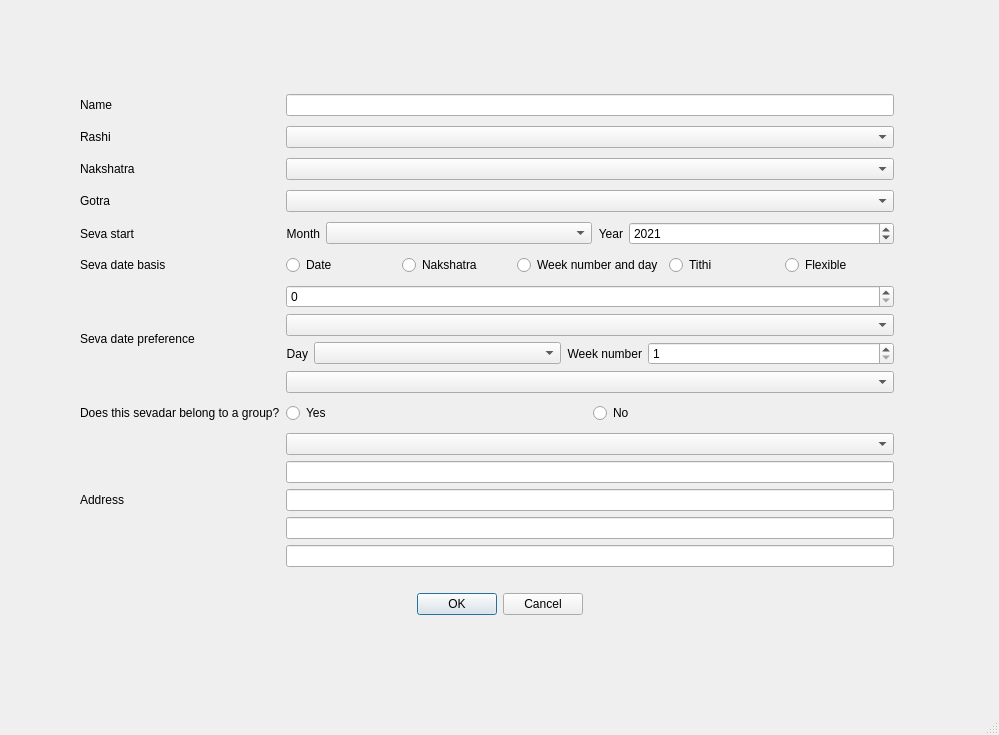
Qt form test.ui (akshayvnayak/Seva_manager) before a commit.
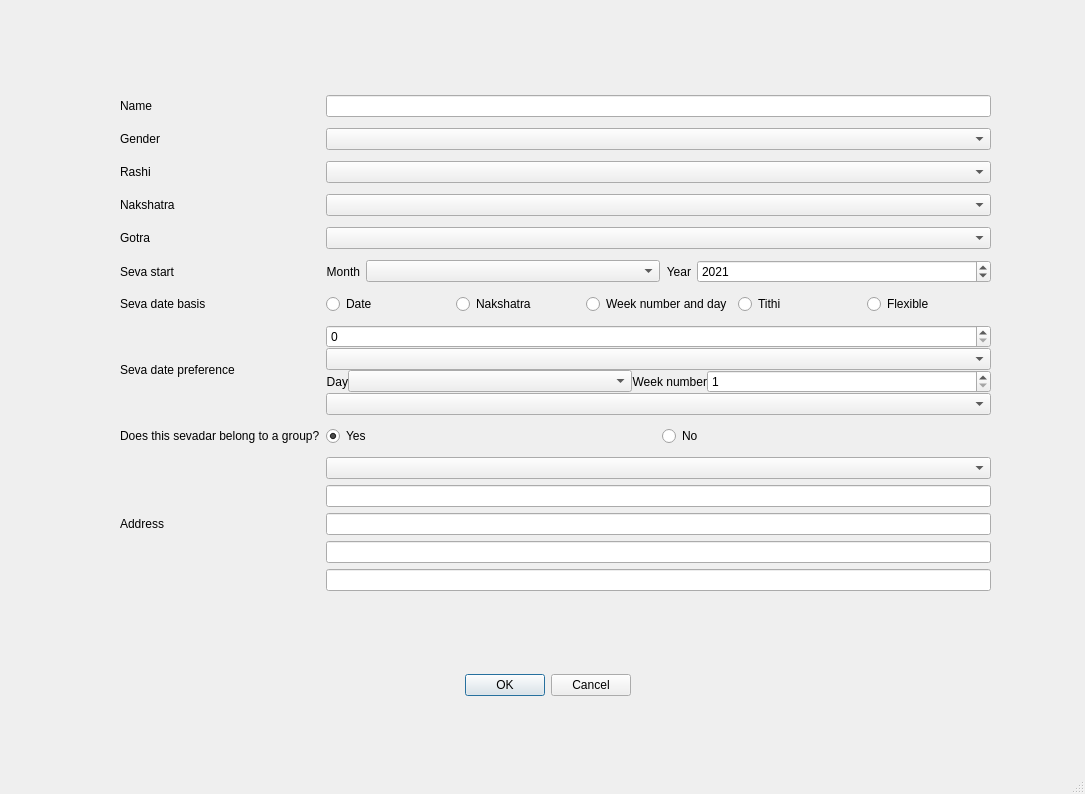
The same form after that commit.

```diff
--- a/test.ui
+++ b/test.ui
@@ -6,21 +6,24 @@
    <rect>
     <x>0</x>
     <y>0</y>
-    <width>999</width>
-    <height>735</height>
+    <width>1085</width>
+    <height>794</height>
    </rect>
   </property>
   <property name="windowTitle">
    <string>MainWindow</string>
   </property>
+  <property name="tabShape">
+   <enum>QTabWidget::Rounded</enum>
+  </property>
   <widget class="QWidget" name="centralwidget">
    <widget class="QDialogButtonBox" name="buttonBox">
     <property name="geometry">
      <rect>
-      <x>390</x>
-      <y>590</y>
-      <width>193</width>
-      <height>28</height>
+      <x>360</x>
+      <y>650</y>
+      <width>271</width>
+      <height>71</height>
      </rect>
     </property>
     <property name="standardButtons">
@@ -30,86 +33,114 @@
    <widget class="QWidget" name="gridLayoutWidget">
     <property name="geometry">
      <rect>
-      <x>80</x>
+      <x>120</x>
       <y>90</y>
-      <width>814</width>
-      <height>485</height>
+      <width>871</width>
+      <height>516</height>
      </rect>
     </property>
     <layout class="QGridLayout" name="gridLayout">
-     <item row="1" column="0">
-      <widget class="QLabel" name="label_2">
+     <item row="7" column="0">
+      <widget class="QLabel" name="label_date">
        <property name="text">
-        <string>Rashi</string>
-       </property>
-      </widget>
-     </item>
-     <item row="3" column="2">
-      <widget class="QComboBox" name="comboBox_3"/>
-     </item>
-     <item row="8" column="0">
-      <widget class="QLabel" name="label_11">
-       <property name="text">
-        <string>Address</string>
-       </property>
-      </widget>
-     </item>
-     <item row="5" column="0">
-      <widget class="QLabel" name="label_7">
-       <property name="text">
-        <string>Seva date basis</string>
-       </property>
-      </widget>
-     </item>
-     <item row="0" column="0">
-      <widget class="QLabel" name="label">
-       <property name="text">
-        <string>Name</string>
-       </property>
-      </widget>
-     </item>
-     <item row="4" column="0">
-      <widget class="QLabel" name="label_8">
-       <property name="text">
-        <string>Seva start</string>
+        <string>Seva date preference</string>
        </property>
       </widget>
      </item>
      <item row="5" column="2">
-      <layout class="QHBoxLayout" name="horizontalLayout_2">
+      <layout class="QHBoxLayout" name="horizontalLayout_seva_start" stretch="0,1,0,1">
+       <item>
+        <widget class="QLabel" name="label_start_month">
+         <property name="text">
+          <string>Month</string>
+         </property>
+         <property name="alignment">
+          <set>Qt::AlignRight|Qt::AlignTrailing|Qt::AlignVCenter</set>
+         </property>
+        </widget>
+       </item>
+       <item>
+        <widget class="QComboBox" name="comboBox_start_month"/>
+       </item>
+       <item>
+        <widget class="QLabel" name="label_star_year">
+         <property name="layoutDirection">
+          <enum>Qt::LeftToRight</enum>
+         </property>
+         <property name="text">
+          <string>Year</string>
+         </property>
+         <property name="alignment">
+          <set>Qt::AlignRight|Qt::AlignTrailing|Qt::AlignVCenter</set>
+         </property>
+        </widget>
+       </item>
+       <item>
+        <widget class="QSpinBox" name="spinBox_start_year">
+         <property name="cursor">
+          <cursorShape>ArrowCursor</cursorShape>
+         </property>
+         <property name="minimum">
+          <number>2000</number>
+         </property>
+         <property name="maximum">
+          <number>9999</number>
+         </property>
+         <property name="value">
+          <number>2021</number>
+         </property>
+        </widget>
+       </item>
+      </layout>
+     </item>
+     <item row="3" column="0">
+      <widget class="QLabel" name="label_nakshatra">
+       <property name="text">
+        <string>Nakshatra</string>
+       </property>
+      </widget>
+     </item>
+     <item row="6" column="2">
+      <layout class="QHBoxLayout" name="horizontalLayout_seva_date_basis">
        <property name="sizeConstraint">
         <enum>QLayout::SetDefaultConstraint</enum>
        </property>
        <item>
-        <widget class="QRadioButton" name="radioButton">
+        <widget class="QRadioButton" name="radioButton_date">
          <property name="text">
           <string>Date</string>
          </property>
         </widget>
        </item>
        <item>
-        <widget class="QRadioButton" name="radioButton_3">
+        <widget class="QRadioButton" name="radioButton_nakshatra">
          <property name="text">
           <string>Nakshatra</string>
          </property>
         </widget>
        </item>
        <item>
-        <widget class="QRadioButton" name="radioButton_4">
+        <widget class="QRadioButton" name="radioButton_week">
          <property name="text">
           <string>Week number and day</string>
          </property>
         </widget>
        </item>
        <item>
-        <widget class="QRadioButton" name="radioButton_2">
+        <widget class="QRadioButton" name="radioButton_tithi">
+         <property name="enabled">
+          <bool>true</bool>
+         </property>
          <property name="text">
           <string>Tithi</string>
          </property>
+         <property name="checked">
+          <bool>true</bool>
+         </property>
         </widget>
        </item>
        <item>
-        <widget class="QRadioButton" name="radioButton_5">
+        <widget class="QRadioButton" name="radioButton_flexible">
          <property name="text">
           <string>Flexible</string>
          </property>
@@ -117,35 +148,134 @@
        </item>
       </layout>
      </item>
-     <item row="2" column="0">
-      <widget class="QLabel" name="label_3">
+     <item row="0" column="0">
+      <widget class="QLabel" name="label_name">
        <property name="text">
-        <string>Nakshatra</string>
+        <string>Name</string>
        </property>
       </widget>
      </item>
-     <item row="3" column="0">
-      <widget class="QLabel" name="label_4">
+     <item row="8" column="0">
+      <widget class="QLabel" name="label_group">
        <property name="text">
-        <string>Gotra</string>
+        <string>Does this sevadar belong to a group?</string>
        </property>
       </widget>
      </item>
+     <item row="6" column="0">
+      <widget class="QLabel" name="label_basis">
+       <property name="text">
+        <string>Seva date basis</string>
+       </property>
+      </widget>
+     </item>
+     <item row="4" column="2">
+      <widget class="QComboBox" name="comboBox_gotra"/>
+     </item>
      <item row="0" column="2">
       <widget class="QLineEdit" name="lineEdit"/>
      </item>
-     <item row="6" column="2">
-      <layout class="QVBoxLayout" name="verticalLayout">
+     <item row="9" column="2">
+      <layout class="QVBoxLayout" name="verticalLayout_address">
        <item>
-        <widget class="QSpinBox" name="spinBox"/>
+        <widget class="QComboBox" name="comboBox_address"/>
        </item>
        <item>
-        <widget class="QComboBox" name="comboBox_5"/>
+        <layout class="QVBoxLayout" name="verticalLayout_address_lines">
+         <item>
+          <widget class="QLineEdit" name="lineEdit_address1">
+           <property name="enabled">
+            <bool>true</bool>
+           </property>
+          </widget>
+         </item>
+         <item>
+          <widget class="QLineEdit" name="lineEdit_address2">
+           <property name="enabled">
+            <bool>true</bool>
+           </property>
+          </widget>
+         </item>
+         <item>
+          <widget class="QLineEdit" name="lineEdit_address3">
+           <property name="enabled">
+            <bool>true</bool>
+           </property>
+          </widget>
+         </item>
+         <item>
+          <widget class="QLineEdit" name="lineEdit_address4">
+           <property name="enabled">
+            <bool>true</bool>
+           </property>
+          </widget>
+         </item>
+        </layout>
        </item>
+      </layout>
+     </item>
+     <item row="8" column="2">
+      <layout class="QHBoxLayout" name="horizontalLayout_group_yes_no">
        <item>
-        <layout class="QHBoxLayout" name="horizontalLayout_4" stretch="0,1,0,1">
+        <widget class="QRadioButton" name="radioButton_group_yes">
+         <property name="enabled">
+          <bool>true</bool>
+         </property>
+         <property name="contextMenuPolicy">
+          <enum>Qt::DefaultContextMenu</enum>
+         </property>
+         <property name="text">
+          <string>Yes</string>
+         </property>
+         <property name="checked">
+          <bool>true</bool>
+         </property>
+        </widget>
+       </item>
+       <item>
+        <widget class="QRadioButton" name="radioButton_group_no">
+         <property name="text">
+          <string>No</string>
+         </property>
+        </widget>
+       </item>
+      </layout>
+     </item>
+     <item row="5" column="0">
+      <widget class="QLabel" name="label_seva_start">
+       <property name="text">
+        <string>Seva start</string>
+       </property>
+      </widget>
+     </item>
+     <item row="7" column="2">
+      <layout class="QVBoxLayout" name="verticalLayout_date_preference">
+       <property name="spacing">
+        <number>0</number>
+       </property>
+       <property name="sizeConstraint">
+        <enum>QLayout::SetDefaultConstraint</enum>
+       </property>
+       <property name="leftMargin">
+        <number>0</number>
+       </property>
+       <item>
+        <widget class="QSpinBox" name="spinBox_date">
+         <property name="sizePolicy">
+          <sizepolicy hsizetype="Preferred" vsizetype="Fixed">
+           <horstretch>0</horstretch>
+           <verstretch>0</verstretch>
+          </sizepolicy>
+         </property>
+        </widget>
+       </item>
+       <item>
+        <widget class="QComboBox" name="comboBox_nakshatra_2"/>
+       </item>
+       <item>
+        <layout class="QHBoxLayout" name="horizontalLayout_day_week_no" stretch="0,1,0,1">
          <item>
-          <widget class="QLabel" name="label_12">
+          <widget class="QLabel" name="label_day">
            <property name="text">
             <string>Day</string>
            </property>
@@ -155,10 +285,10 @@
           </widget>
          </item>
          <item>
-          <widget class="QComboBox" name="comboBox_7"/>
+          <widget class="QComboBox" name="comboBox_day"/>
          </item>
          <item>
-          <widget class="QLabel" name="label_13">
+          <widget class="QLabel" name="label_week">
            <property name="layoutDirection">
             <enum>Qt::LeftToRight</enum>
            </property>
@@ -171,7 +301,7 @@
           </widget>
          </item>
          <item>
-          <widget class="QSpinBox" name="spinBox_4">
+          <widget class="QSpinBox" name="spinBox_week_no">
            <property name="cursor">
             <cursorShape>ArrowCursor</cursorShape>
            </property>
@@ -189,116 +319,53 @@
         </layout>
        </item>
        <item>
-        <widget class="QComboBox" name="comboBox_6"/>
+        <widget class="QComboBox" name="comboBox_tithi">
+         <property name="editable">
+          <bool>false</bool>
+         </property>
+         <property name="frame">
+          <bool>true</bool>
+         </property>
+        </widget>
        </item>
       </layout>
      </item>
-     <item row="1" column="2">
-      <widget class="QComboBox" name="comboBox"/>
+     <item row="3" column="2">
+      <widget class="QComboBox" name="comboBox_nakshatra"/>
      </item>
-     <item row="6" column="0">
-      <widget class="QLabel" name="label_9">
+     <item row="1" column="0">
+      <widget class="QLabel" name="label_gender">
        <property name="text">
-        <string>Seva date preference</string>
+        <string>Gender</string>
+       </property>
+      </widget>
+     </item>
+     <item row="2" column="0">
+      <widget class="QLabel" name="label_rashi">
+       <property name="text">
+        <string>Rashi</string>
        </property>
       </widget>
      </item>
      <item row="2" column="2">
       <widget class="QComboBox" name="comboBox_2"/>
      </item>
-     <item row="7" column="0">
-      <widget class="QLabel" name="label_10">
+     <item row="1" column="2">
+      <widget class="QComboBox" name="comboBox_gender"/>
+     </item>
+     <item row="4" column="0">
+      <widget class="QLabel" name="label_gotra">
        <property name="text">
-        <string>Does this sevadar belong to a group?</string>
+        <string>Gotra</string>
        </property>
       </widget>
      </item>
-     <item row="7" column="2">
-      <layout class="QHBoxLayout" name="horizontalLayout_3">
-       <item>
-        <widget class="QRadioButton" name="radioButton_6">
-         <property name="text">
-          <string>Yes</string>
-         </property>
-        </widget>
-       </item>
-       <item>
-        <widget class="QRadioButton" name="radioButton_7">
-         <property name="text">
-          <string>No</string>
-         </property>
-        </widget>
-       </item>
-      </layout>
-     </item>
-     <item row="4" column="2">
-      <layout class="QHBoxLayout" name="horizontalLayout" stretch="0,1,0,1">
-       <item>
-        <widget class="QLabel" name="label_5">
-         <property name="text">
-          <string>Month</string>
-         </property>
-         <property name="alignment">
-          <set>Qt::AlignRight|Qt::AlignTrailing|Qt::AlignVCenter</set>
-         </property>
-        </widget>
-       </item>
-       <item>
-        <widget class="QComboBox" name="comboBox_4"/>
-       </item>
-       <item>
-        <widget class="QLabel" name="label_6">
-         <property name="layoutDirection">
-          <enum>Qt::LeftToRight</enum>
-         </property>
-         <property name="text">
-          <string>Year</string>
-         </property>
-         <property name="alignment">
-          <set>Qt::AlignRight|Qt::AlignTrailing|Qt::AlignVCenter</set>
-         </property>
-        </widget>
-       </item>
-       <item>
-        <widget class="QSpinBox" name="spinBox_2">
-         <property name="cursor">
-          <cursorShape>ArrowCursor</cursorShape>
-         </property>
-         <property name="minimum">
-          <number>2000</number>
-         </property>
-         <property name="maximum">
-          <number>9999</number>
-         </property>
-         <property name="value">
-          <number>2021</number>
-         </property>
-        </widget>
-       </item>
-      </layout>
-     </item>
-     <item row="8" column="2">
-      <layout class="QVBoxLayout" name="verticalLayout_2">
-       <item>
-        <widget class="QComboBox" name="comboBox_8"/>
-       </item>
-       <item>
-        <layout class="QVBoxLayout" name="verticalLayout_3">
-         <item>
-          <widget class="QLineEdit" name="lineEdit_2"/>
-         </item>
-         <item>
-          <widget class="QLineEdit" name="lineEdit_5"/>
-         </item>
-         <item>
-          <widget class="QLineEdit" name="lineEdit_4"/>
-         </item>
-         <item>
-          <widget class="QLineEdit" name="lineEdit_3"/>
-         </item>
-        </layout>
-       </item>
-      </layout>
+     <item row="9" column="0">
+      <widget class="QLabel" name="label_address">
+       <property name="text">
+        <string>Address</string>
+       </property>
+      </widget>
      </item>
     </layout>
    </widget>
```
Left out of the diff: 6 changed lines with no effect on the pictures.
